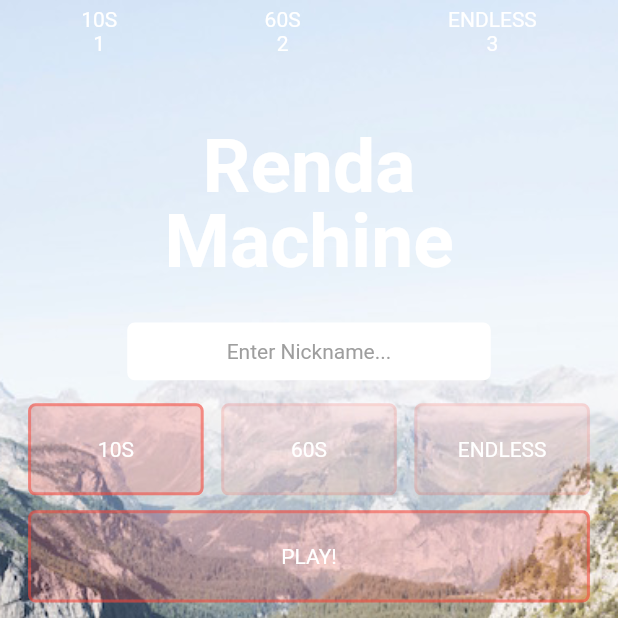
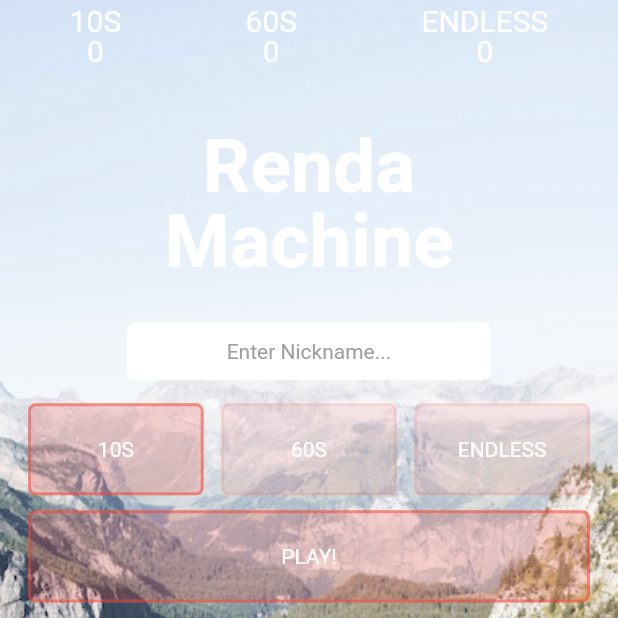
Before and after one commit to junwatanabe72/renda_clone, a Flutter app: the Top screen opened directly, on a phone screen of 412 x 824 dp, the top half of it. Run offline on Flutter 3.47's test engine with Material 2 defaults, Android fonts, the light colour scheme and no system bars; accounts and stored records are empty.

Commit message:
add user.first~third header

```diff
--- a/lib/components/organisims/top/score.dart
+++ b/lib/components/organisims/top/score.dart
@@ -1,18 +1,30 @@
 import 'package:flutter/material.dart';
-import 'package:renda_clone/util/var/index.dart';
 
 class Score extends StatelessWidget {
+  final String mode;
   final int score;
-  final String mode;
-  Score({this.score = 0, @required this.mode});
+  Score({this.score, @required this.mode});
 
   @override
   Widget build(BuildContext context) {
+    final scoreText = this.score == null ? "---" : this.score.toString();
     return Center(
         child: Column(
       children: <Widget>[
-        Text(gameModes[this.mode]),
-        Text(this.score.toString())
+        Text(this.mode,
+            style: TextStyle(
+              fontWeight: FontWeight.normal,
+              fontSize: 20,
+              height: 1.0,
+            )),
+        Text(
+          scoreText,
+          style: TextStyle(
+            fontWeight: FontWeight.normal,
+            fontSize: 20,
+            height: 1.0,
+          ),
+        )
       ],
     ));
   }
--- a/lib/components/templetes/header/top.dart
+++ b/lib/components/templetes/header/top.dart
@@ -1,5 +1,8 @@
 import 'package:flutter/material.dart';
+import 'package:provider/provider.dart';
 import 'package:renda_clone/components/organisims/top/score.dart';
+import 'package:renda_clone/models/user.dart';
+import 'package:renda_clone/stores/user.dart';
 import "../../../util/var/index.dart";
 
 // StatelessWidgetを継承
@@ -12,17 +15,16 @@ class Header extends StatelessWidget with PreferredSizeWidget {
 
   @override
   Widget build(BuildContext context) {
-    const user = {"resultA": 1, "resultB": 2, "resultC": 3};
     final modesKey = gameModes.keys.toList();
-
+    final User _user = Provider.of<UserStore>(context, listen: true).user;
     return Container(
         width: this.width,
         height: this.height,
         padding: EdgeInsets.all(5),
-        child: Row(
-            mainAxisAlignment: MainAxisAlignment.spaceAround,
-            children: modesKey
-                .map((key) => Score(score: user["result$key"], mode: key))
-                .toList()));
+        child: Row(mainAxisAlignment: MainAxisAlignment.spaceAround, children: [
+          Score(mode: gameModes[modesKey[0]], score: _user?.first),
+          Score(mode: gameModes[modesKey[1]], score: _user?.second),
+          Score(mode: gameModes[modesKey[2]], score: _user?.third),
+        ]));
   }
 }
--- a/lib/models/user.dart
+++ b/lib/models/user.dart
@@ -1,13 +1,15 @@
 class User {
-  final String name;
+  String name;
+  int first;
+  int second;
+  int third;
+  User({this.name, this.first, this.second, this.third});
 
-  User({this.name = "test"});
-
-  factory User.fromJson(Map<String, dynamic> json) {
-    return User(
-      name: json['name'] as String,
-      // profile:
-      //     json['profile'] == null ? null : Profile.fromJson(json['profile']),
-    );
-  }
+  // factory User.fromJson(Map<String, dynamic> json) {
+  //   return User(
+  //     name: json['name'] as String,
+  //     // profile:
+  //     //     json['profile'] == null ? null : Profile.fromJson(json['profile']),
+  //   );
+  // }
 }
--- a/lib/stores/game.dart
+++ b/lib/stores/game.dart
@@ -4,8 +4,11 @@ import 'package:renda_clone/stores/timer.dart';
 import 'package:renda_clone/util/var/index.dart';
 
 class GameStore extends ChangeNotifier {
-  Game _game =
-      Game(mode: gameModes["A"], time: gameTimes["A"], inPlay: false, count: 0);
+  Game _game = Game(
+      mode: gameModes[mode.first.toString()],
+      time: gameTimes[mode.first.toString()],
+      inPlay: false,
+      count: 0);
   Game get game => _game;
 
   changeGameMode(String key) {
--- a/lib/stores/user.dart
+++ b/lib/stores/user.dart
@@ -13,16 +13,16 @@ class UserStore extends ChangeNotifier {
   // Storeに変更を要求するインターフェイス
   createUser(String value) {
     if (value.length == 0) {
-      _user = null;
-      notifyListeners();
+      return _user = null;
+      // notifyListeners();
     }
     if (_users.length != 0) {
       final existUser = _users.where((user) => user.name == value);
       if (existUser.length != 0) {
-        return;
+        return _user = existUser.first;
       }
     }
-    final User newUser = User(name: value);
+    final User newUser = User(name: value, first: 0, second: 0, third: 0);
     _users..add(newUser);
     _user = newUser;
     notifyListeners();
--- a/lib/util/var/index.dart
+++ b/lib/util/var/index.dart
@@ -1,2 +1,16 @@
-final gameModes = {"A": "10S", "B": "60S", "C": "ENDLESS"};
-final gameTimes = {"A": 500, "B": 600, "C": 900};
+enum mode {
+  first,
+  second,
+  third,
+}
+
+final gameModes = {
+  mode.first.toString(): "10S",
+  mode.second.toString(): "60S",
+  mode.third.toString(): "ENDLESS"
+};
+final gameTimes = {
+  mode.first.toString(): 500,
+  mode.second.toString(): 600,
+  mode.third.toString(): 900
+};
```
